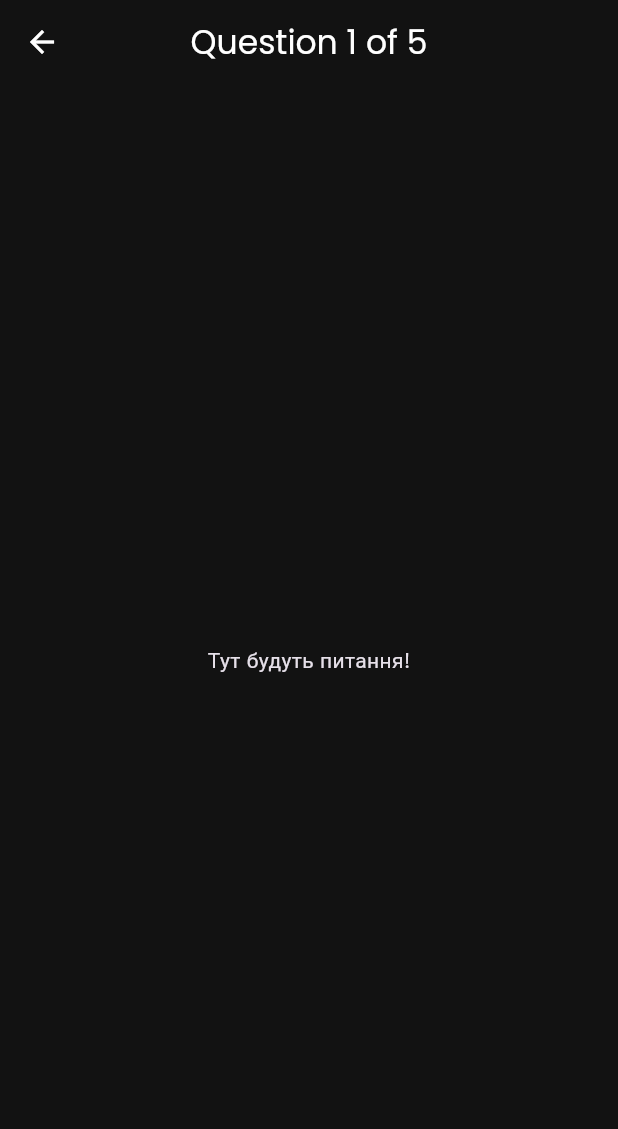
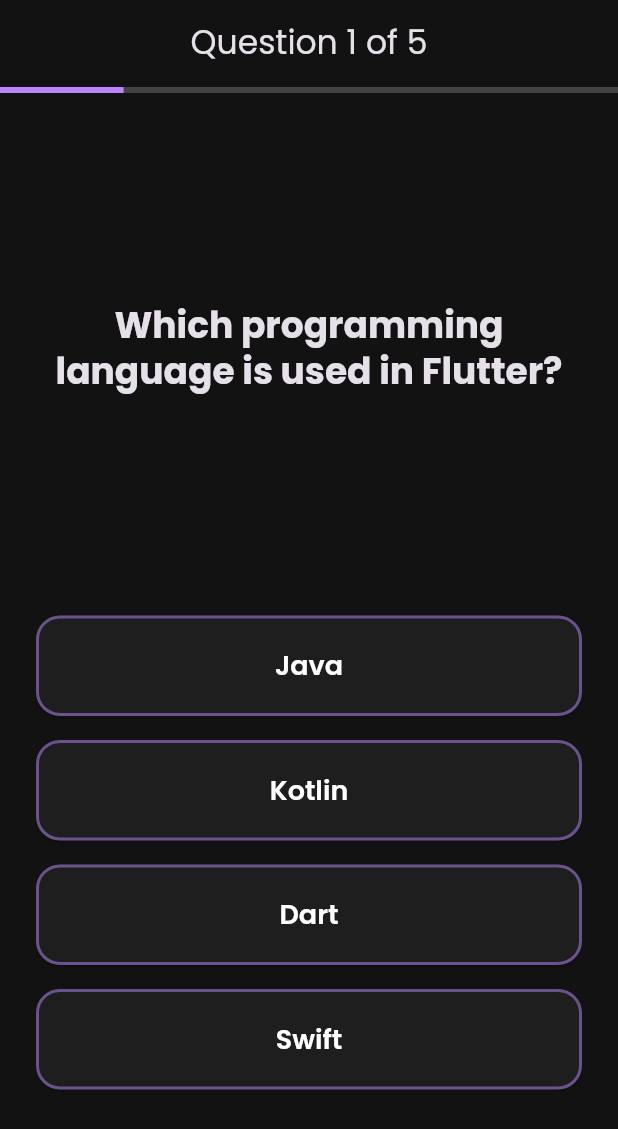
Before and after one commit to Upgrader01/flutter_quiz_app, a Flutter app: the QuizScreen screen opened directly, on a phone screen of 412 x 824 dp. Shown: the top 1129 px of the screen. Run offline on Flutter 3.47's test engine with Material 3 defaults, Android fonts, the phone set to English and light mode, and no system bars; our stand-ins replace confetti, google_fonts.

Commit message:
Implement fully functional QuizScreen and ResultScreen with confetti

```diff
--- a/lib/providers/quiz_provider.dart
+++ b/lib/providers/quiz_provider.dart
@@ -1,13 +1,13 @@
 import 'package:flutter/material.dart';
 import 'package:quiz_app/models/question.dart';
-import '../data/questions.dart';
+import '../data/questions.dart' as data;
 
 class QuizProvider with ChangeNotifier {
-  final List<Question> _questions = questions;
+  final List<Question> _questions = data.questions;
   int _currentQuestionIndex = 0;
   int _score = 0;
 
-  List<Question> get question => _questions;
+  List<Question> get questions => _questions;
   int get currentQuestionIndex => _currentQuestionIndex;
   int get score => _score;
 
--- a/lib/screens/quiz_screen.dart
+++ b/lib/screens/quiz_screen.dart
@@ -1,16 +1,146 @@
 import 'package:flutter/material.dart';
+import 'package:provider/provider.dart';
+import '../providers/quiz_provider.dart';
+import 'result_screen.dart'; // Створимо на наступному кроці
 
-class QuizScreen extends StatelessWidget {
+class QuizScreen extends StatefulWidget {
   const QuizScreen({super.key});
 
   @override
+  State<QuizScreen> createState() => _QuizScreenState();
+}
+
+class _QuizScreenState extends State<QuizScreen> {
+  late PageController _pageController;
+
+  @override
+  void initState() {
+    super.initState();
+    _pageController = PageController();
+  }
+
+  @override
+  void dispose() {
+    _pageController.dispose();
+    super.dispose();
+  }
+
+  void _nextQuestion(BuildContext context) {
+    final provider = context.read<QuizProvider>();
+
+    // Якщо це було останнє питання
+    if (provider.currentQuestionIndex >= provider.totalQuestions) {
+      // Переходимо на екран результату
+      Navigator.of(context).pushReplacement(
+        MaterialPageRoute(builder: (context) => const ResultScreen()),
+      );
+    } else {
+      // Інакше гортаємо на наступну сторінку з анімацією
+      _pageController.nextPage(
+        duration: const Duration(milliseconds: 500),
+        curve: Curves.easeInOut,
+      );
+    }
+  }
+
+  @override
   Widget build(BuildContext context) {
+    // Слухаємо зміни в провайдері
+    final provider = context.watch<QuizProvider>();
+
     return Scaffold(
       appBar: AppBar(
-        title: const Text('Question 1 of 5'),
+        // Показуємо прогрес у заголовку (наприклад, "Question 3 of 5")
+        title: Text(
+          'Question ${provider.currentQuestionIndex + 1} of ${provider.totalQuestions}',
+          style: Theme.of(context).textTheme.titleLarge,
+        ),
+        // Прибираємо кнопку "Назад", щоб користувач не міг вийти випадково
+        automaticallyImplyLeading: false,
+        bottom: PreferredSize(
+          preferredSize: const Size.fromHeight(6.0),
+          // Лінійний індикатор прогресу під AppBar
+          child: LinearProgressIndicator(
+            value: (provider.currentQuestionIndex + 1) / provider.totalQuestions,
+            backgroundColor: Colors.grey[800],
+            valueColor: AlwaysStoppedAnimation<Color>(
+              Theme.of(context).colorScheme.primary,
+            ),
+          ),
+        ),
       ),
-      body: Center(
-        child: Text('Тут будуть питання!'),
+      body: SafeArea(
+        child: Padding(
+          padding: const EdgeInsets.all(24.0),
+          child: PageView.builder(
+            controller: _pageController,
+            // Вимикаємо свайп пальцем, щоб не можна було пропустити питання
+            physics: const NeverScrollableScrollPhysics(),
+            itemCount: provider.totalQuestions,
+            itemBuilder: (context, index) {
+              final question = provider.questions[index];
+              return Column(
+                mainAxisAlignment: MainAxisAlignment.center,
+                crossAxisAlignment: CrossAxisAlignment.stretch,
+                children: [
+                  // Текст питання
+                  Expanded(
+                    flex: 3,
+                    child: Center(
+                      child: Text(
+                        question.text,
+                        style: Theme.of(context).textTheme.headlineSmall?.copyWith(
+                              fontWeight: FontWeight.bold,
+                              height: 1.3,
+                            ),
+                        textAlign: TextAlign.center,
+                      ),
+                    ),
+                  ),
+                  const SizedBox(height: 32),
+                  // Список варіантів відповідей
+                  Expanded(
+                    flex: 4,
+                    child: ListView.separated(
+                      itemCount: question.options.length,
+                      separatorBuilder: (context, index) =>
+                          const SizedBox(height: 16),
+                      itemBuilder: (context, optionIndex) {
+                        return ElevatedButton(
+                          onPressed: () {
+                            // 1. Відповідаємо на питання в логіці
+                            provider.answerQuestion(optionIndex);
+                            // 2. Переходимо далі візуально
+                            _nextQuestion(context);
+                          },
+                          style: ElevatedButton.styleFrom(
+                            backgroundColor: Theme.of(context)
+                                .colorScheme
+                                .surface, // Темний фон кнопки
+                            foregroundColor: Colors.white, // Білий текст
+                            padding: const EdgeInsets.symmetric(vertical: 20),
+                            side: BorderSide(
+                              color: Theme.of(context)
+                                  .colorScheme
+                                  .primary
+                                  .withValues(alpha: 0.5),
+                              width: 2,
+                            ),
+                          ),
+                          child: Text(
+                            question.options[optionIndex],
+                            style: const TextStyle(fontSize: 18),
+                            textAlign: TextAlign.center,
+                          ),
+                        );
+                      },
+                    ),
+                  ),
+                ],
+              );
+            },
+          ),
+        ),
       ),
     );
   }
```
Also changed, not shown: lib/screens/result_screen.dart (added, +175 -0 lines).
